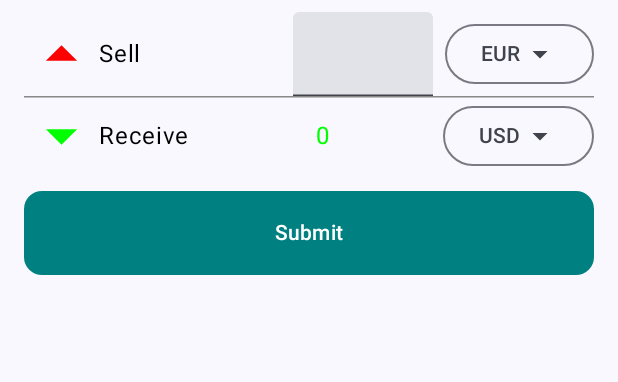
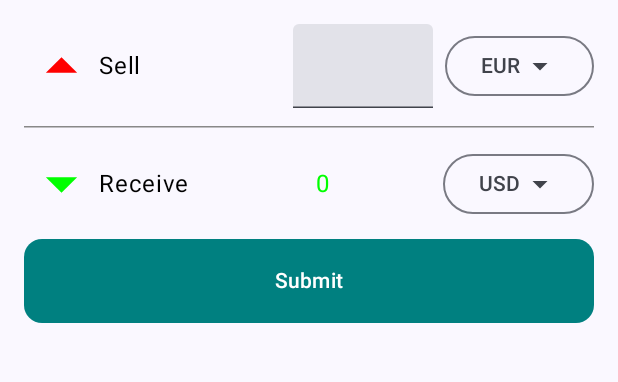
Before and after one commit to DGojka/CurrencyExchanger2, an Android app built with Jetpack Compose: the screen it shows after launch (MainActivity), on a phone screen of 412 x 824 dp, the part 312-694 px from its top. Run offline under Robolectric (Android 15) with nearby library versions, the phone set to English and light mode, and no system bars; our stand-ins replace Dagger/Hilt's generated code.

Commit message:
add padding

```diff
--- a/app/src/main/java/com/example/currencyexchanger2/currencyexchangescreen/ui/CurrencyExchangeSection.kt
+++ b/app/src/main/java/com/example/currencyexchanger2/currencyexchangescreen/ui/ExchangeSection.kt
@@ -39,9 +39,13 @@ fun CurrencyExchangeSection(
     onCurrencyToReceiveChange: (newCurrency: String) -> Unit = { },
 ) {
     Text(text = stringResource(id = R.string.currency_exchange))
-    Spacer(modifier = Modifier.height(8.dp))
+    Spacer(modifier = Modifier.height(16.dp))
     SellSection(onSellAmountChange, currencyList, selectedCurrencyToSell, onCurrencyToSellChange)
-    HorizontalDivider(color = Color.Gray, thickness = 1.dp)
+    HorizontalDivider(
+        color = Color.Gray,
+        thickness = 1.dp,
+        modifier = Modifier.padding(vertical = 12.dp)
+    )
     ReceiveSection(
         convertedAmount,
         currencyList,
@@ -132,8 +136,8 @@ private fun AmountTextField(
 
 @Composable
 @Preview
-fun ExchangeSection(){
-    Column(Modifier.background(Color.White)){
+fun ExchangeSection() {
+    Column(Modifier.background(Color.White)) {
         CurrencyExchangeSection(
             currencyList = listOf(),
             selectedCurrencyToSell = "EUR",
```
